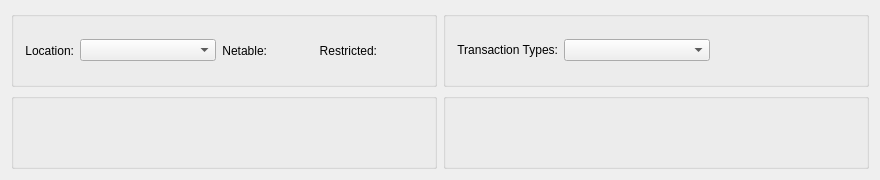
Before: the Qt Designer form guiclient/displays/dspDetailedInventoryHistoryByLocation.ui in Pegasus-RPG/xtuple-client, drawn with Qt 5.
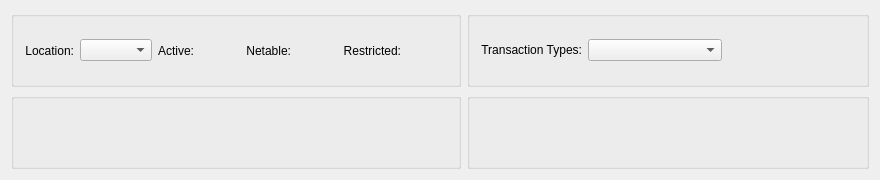
After: the same form once the commit is applied. Custom widgets are drawn as their Qt base class.

Commit message: Issue #20423: Inventory Locations active flag

Diff of the .ui file:
```diff
--- a/guiclient/displays/dspDetailedInventoryHistoryByLocation.ui
+++ b/guiclient/displays/dspDetailedInventoryHistoryByLocation.ui
@@ -47,6 +47,44 @@
         </property>
        </widget>
       </item>
+      <item>
+       <widget class="QLabel" name="_activeLit">
+        <property name="sizePolicy">
+         <sizepolicy hsizetype="Preferred" vsizetype="Preferred">
+          <horstretch>0</horstretch>
+          <verstretch>0</verstretch>
+         </sizepolicy>
+        </property>
+        <property name="minimumSize">
+         <size>
+          <width>0</width>
+          <height>0</height>
+         </size>
+        </property>
+        <property name="text">
+         <string>Active:</string>
+        </property>
+        <property name="alignment">
+         <set>Qt::AlignRight|Qt::AlignTrailing|Qt::AlignVCenter</set>
+        </property>
+       </widget>
+      </item>
+      <item>
+       <widget class="QLabel" name="_active">
+        <property name="minimumSize">
+         <size>
+          <width>40</width>
+          <height>0</height>
+         </size>
+        </property>
+        <property name="text">
+         <string/>
+        </property>
+        <property name="alignment">
+         <set>Qt::AlignLeading|Qt::AlignLeft|Qt::AlignVCenter</set>
+        </property>
+       </widget>
+      </item>
       <item>
        <widget class="QLabel" name="_netableLit">
         <property name="sizePolicy">
```
The commit also changes 16 other files.
